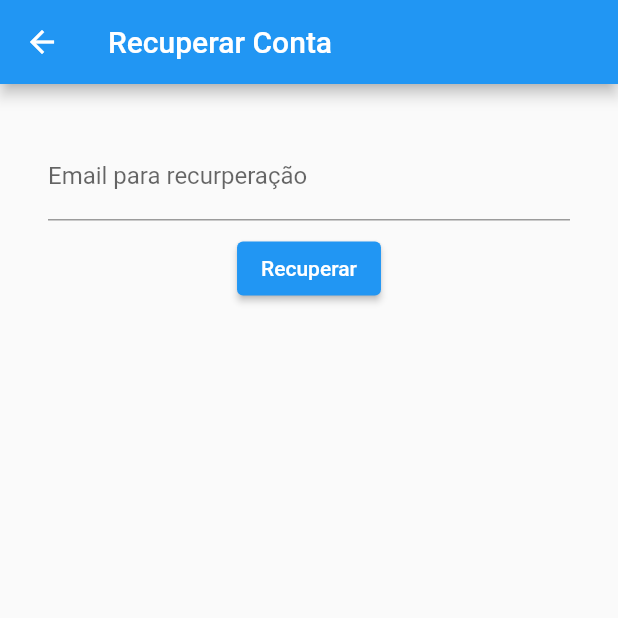
After one commit to pedro-git-projects/toguishi-flutter, a Flutter app: the RecoveryScreen screen opened directly, after a tap on "Recuperar", on a phone screen of 412 x 824 dp, the top half of it. The commit adds this screen. Run offline on Flutter 3.47's test engine with Material 2 defaults, Android fonts, the phone set to English and light mode, and no system bars; our stand-ins replace flutter_dotenv, flutter_secure_storage; accounts and stored records are empty; network calls fail.

Commit message:
account recovery form and screen

```diff
--- /dev/null
+++ b/lib/screens/unauthenticated/recovery_screen.dart
@@ -0,0 +1,21 @@
+import 'package:flutter/material.dart';
+import 'package:toguishi/widgets/forms/recover_account_form.dart';
+
+class RecoveryScreen extends StatelessWidget {
+  const RecoveryScreen({super.key});
+
+  @override
+  Widget build(BuildContext context) {
+    return Scaffold(
+      appBar: AppBar(
+        title: const Text('Recuperar Conta'),
+      ),
+      body: const SafeArea(
+        child: Padding(
+          padding: EdgeInsets.all(16.0),
+          child: RecoverAccountForm(),
+        ),
+      ),
+    );
+  }
+}
--- a/lib/widgets/forms/login_form.dart
+++ b/lib/widgets/forms/login_form.dart
@@ -2,7 +2,7 @@ import 'package:flutter/material.dart';
 import 'package:http/http.dart' as http;
 import 'package:provider/provider.dart';
 import 'package:toguishi/screens/unauthenticated/choice_screen.dart';
-import 'package:toguishi/screens/unauthenticated/forgot_screen.dart';
+import 'package:toguishi/screens/unauthenticated/recovery_screen.dart';
 import 'dart:convert';
 
 import 'package:toguishi/state/auth_provider.dart';
@@ -115,7 +115,7 @@ class _LoginFormState extends State<LoginForm> {
           Navigator.push(
             context,
             MaterialPageRoute(
-              builder: (context) => const ForgotScreen(),
+              builder: (context) => const RecoveryScreen(),
             ),
           );
         },
--- /dev/null
+++ b/lib/widgets/forms/recover_account_form.dart
@@ -0,0 +1,121 @@
+import 'dart:convert';
+
+import 'package:flutter/material.dart';
+import 'package:provider/provider.dart';
+import 'package:toguishi/state/config_provider.dart';
+
+import 'package:http/http.dart' as http;
+
+class RecoverAccountForm extends StatefulWidget {
+  const RecoverAccountForm({super.key});
+
+  @override
+  State<RecoverAccountForm> createState() => _RecoverAccountFormState();
+}
+
+// Okay, we just sent you a password reset email.
+// Didn’t get it? Check your spam folder. If it’s not there, follow the tips in our Help docs.
+
+class _RecoverAccountFormState extends State<RecoverAccountForm> {
+  final _formKey = GlobalKey<FormState>();
+  final emailController = TextEditingController();
+
+  void _showMessageDialog(String message) {
+    showDialog(
+      context: context,
+      builder: (BuildContext context) {
+        return AlertDialog(
+          title: const Text(''),
+          content: Text(message),
+          actions: [
+            TextButton(
+              onPressed: () {
+                Navigator.of(context).pop();
+              },
+              child: const Text('OK'),
+            ),
+          ],
+        );
+      },
+    );
+  }
+
+  void _showErrorDialog(String errorMessage) {
+    showDialog(
+      context: context,
+      builder: (BuildContext context) {
+        return AlertDialog(
+          title: const Text('Erro'),
+          content: Text(errorMessage),
+          actions: [
+            TextButton(
+              onPressed: () {
+                Navigator.of(context).pop(); // Close the dialog
+              },
+              child: const Text('OK'),
+            ),
+          ],
+        );
+      },
+    );
+  }
+
+  Future<void> _recoverAccount() async {
+    final email = emailController.text;
+
+    final config = Provider.of<ConfigProvider>(context, listen: false);
+    final ip = config.ip;
+
+    final requestBody = jsonEncode({
+      "email": email,
+    });
+
+    print(requestBody);
+
+    final response = await http.post(
+      Uri.parse('http://$ip:3000/auth/recovery'),
+      headers: {'Cotent-Type': 'application/json'},
+      body: requestBody,
+    );
+
+    if (response.statusCode == 202) {
+      final token = jsonDecode(response.body)['message'];
+      _showMessageDialog(token);
+    } else {
+      final errorMessage = jsonDecode(response.body)['message'];
+      _showErrorDialog(errorMessage);
+    }
+  }
+
+  @override
+  Widget build(BuildContext context) {
+    return Form(
+      key: _formKey,
+      child: Padding(
+        padding: const EdgeInsets.all(16),
+        child: Column(children: [
+          TextFormField(
+              controller: emailController,
+              decoration: const InputDecoration(
+                labelText: "Email para recurperação",
+              ),
+              validator: (value) {
+                if (value?.isEmpty ?? true) {
+                  return 'Por favor um email';
+                }
+                return null;
+              }),
+          ButtonBar(
+            alignment: MainAxisAlignment.center,
+            children: [
+              ElevatedButton(
+                onPressed: _recoverAccount,
+                child: const Text("Recuperar"),
+              ),
+            ],
+          ),
+        ]),
+      ),
+    );
+  }
+}
```
Also changed, not shown: lib/screens/unauthenticated/forgot_screen.dart (deleted, +0 -10 lines).
